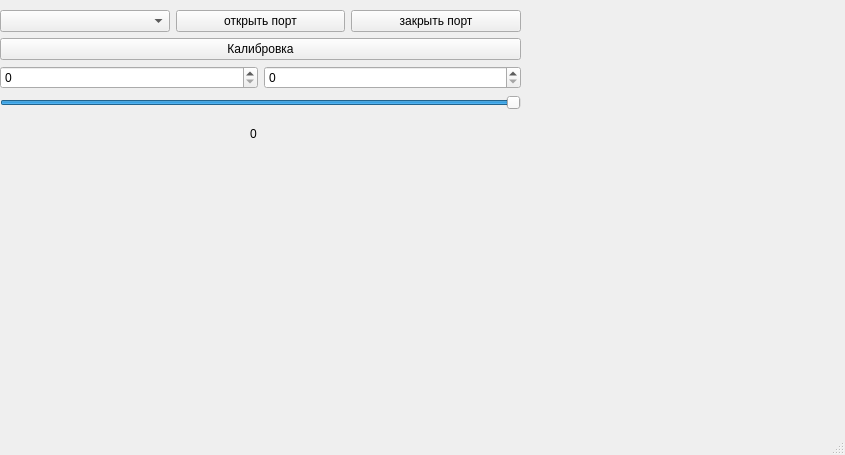
Before: the Qt Designer form Window.ui in PeaceDeath04/TestStandCode, drawn with Qt 5.
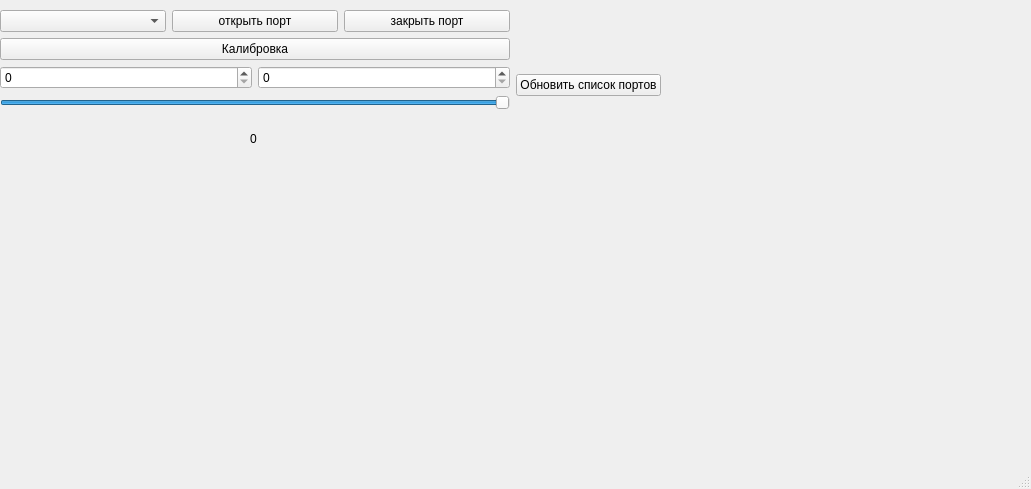
After: the same form once the commit is applied.

Commit message: Добавил кнопку обновить список портов , оптимизировал приложение

```diff
--- a/Window.ui
+++ b/Window.ui
@@ -6,8 +6,8 @@
    <rect>
     <x>0</x>
     <y>0</y>
-    <width>845</width>
-    <height>455</height>
+    <width>1031</width>
+    <height>489</height>
    </rect>
   </property>
   <property name="windowTitle">
@@ -19,10 +19,12 @@
      <rect>
       <x>0</x>
       <y>10</y>
-      <width>521</width>
-      <height>141</height>
+      <width>661</width>
+      <height>151</height>
      </rect>
     </property>
+    <layout class="QHBoxLayout" name="horizontalLayout">
+     <item>
     <layout class="QVBoxLayout" name="GlobalMenu">
      <item>
       <layout class="QHBoxLayout" name="MenuPorts">
@@ -109,6 +111,15 @@
       </layout>
      </item>
     </layout>
+     </item>
+     <item>
+      <widget class="QPushButton" name="butRefresh">
+       <property name="text">
+        <string>Обновить список портов</string>
+       </property>
+      </widget>
+     </item>
+    </layout>
    </widget>
   </widget>
   <widget class="QMenuBar" name="menubar">
```
Left out of the diff: 2 changed lines with no effect on the pictures. Lines whose indentation alone changed are shown as unchanged. The commit also changes 6 other files.
